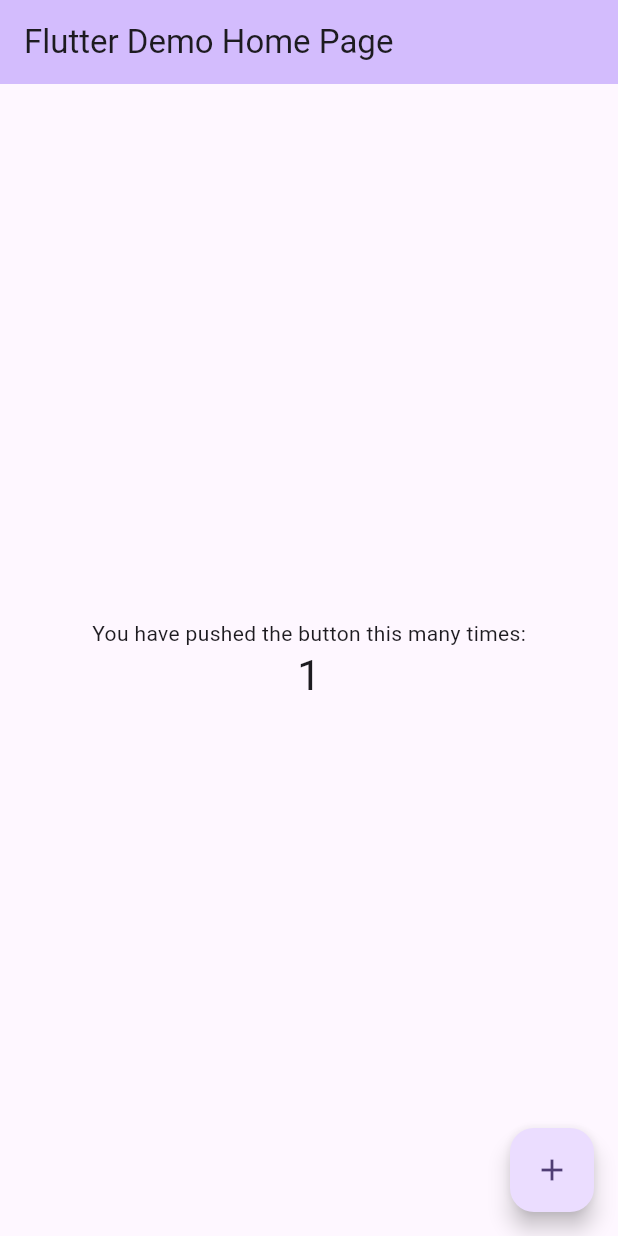
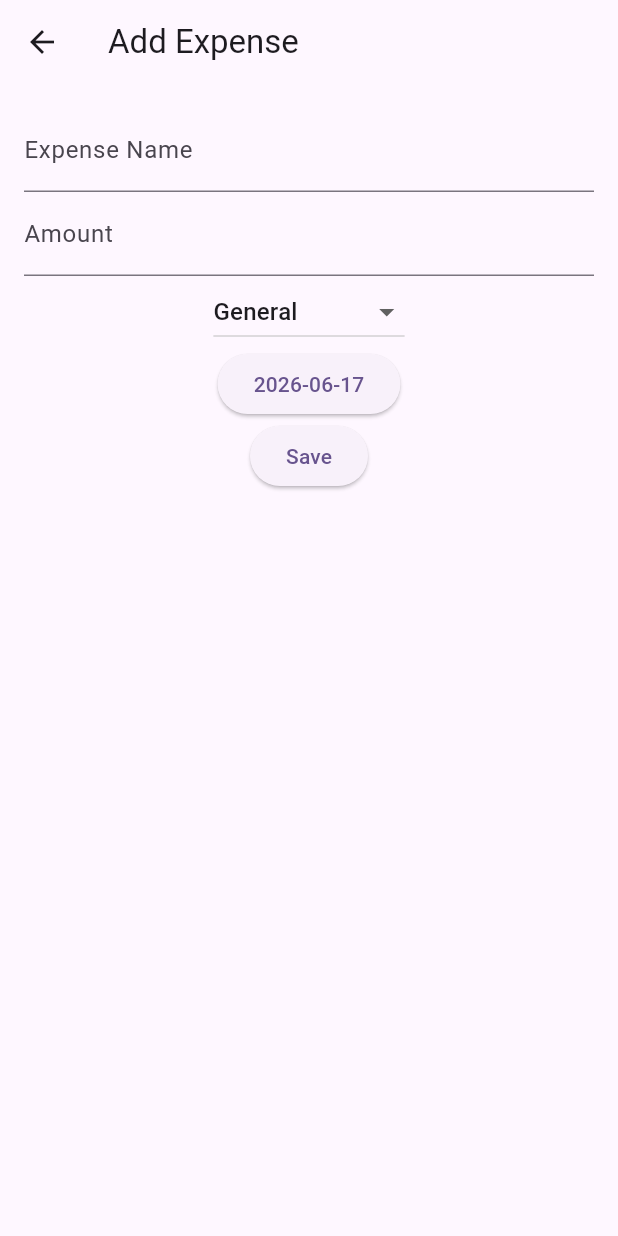
Before and after one commit to JhonataVini/flutter_application_learning, a Flutter app: the screen it shows after launch, after a tap on the "add" icon, on a phone screen of 412 x 824 dp. Run offline on Flutter 3.47's test engine with Material 3 defaults, Android fonts, the phone set to English and light mode, and no system bars; our stand-ins replace sqflite; accounts and stored records are empty.

Commit message:
App creation for tracking expenses with flutter and dart version 1.0

```diff
--- a/lib/main.dart
+++ b/lib/main.dart
@@ -1,7 +1,15 @@
 import 'package:flutter/material.dart';
+import 'package:provider/provider.dart';
+import 'providers/expense_provider.dart';
+import 'screens/home_screen.dart';
 
 void main() {
-  runApp(const MyApp());
+  runApp(
+    ChangeNotifierProvider(
+      create: (_) => ExpenseProvider(),
+      child: const MyApp(),
+    ),
+  );
 }
 
 class MyApp extends StatelessWidget {
@@ -11,7 +19,8 @@ class MyApp extends StatelessWidget {
   @override
   Widget build(BuildContext context) {
     return MaterialApp(
-      title: 'Flutter Demo',
+      title: 'Expenser Tracker',
+      debugShowCheckedModeBanner: false,
       theme: ThemeData(
         // This is the theme of your application.
         //
@@ -30,93 +39,7 @@ class MyApp extends StatelessWidget {
         // tested with just a hot reload.
         colorScheme: .fromSeed(seedColor: Colors.deepPurple),
       ),
-      home: const MyHomePage(title: 'Flutter Demo Home Page'),
+      home: HomeScreen(),
     );
   }
 }
-
-class MyHomePage extends StatefulWidget {
-  const MyHomePage({super.key, required this.title});
-
-  // This widget is the home page of your application. It is stateful, meaning
-  // that it has a State object (defined below) that contains fields that affect
-  // how it looks.
-
-  // This class is the configuration for the state. It holds the values (in this
-  // case the title) provided by the parent (in this case the App widget) and
-  // used by the build method of the State. Fields in a Widget subclass are
-  // always marked "final".
-
-  final String title;
-
-  @override
-  State<MyHomePage> createState() => _MyHomePageState();
-}
-
-class _MyHomePageState extends State<MyHomePage> {
-  int _counter = 0;
-
-  void _incrementCounter() {
-    setState(() {
-      // This call to setState tells the Flutter framework that something has
-      // changed in this State, which causes it to rerun the build method below
-      // so that the display can reflect the updated values. If we changed
-      // _counter without calling setState(), then the build method would not be
-      // called again, and so nothing would appear to happen.
-      _counter++;
-    });
-  }
-
-  @override
-  Widget build(BuildContext context) {
-    // This method is rerun every time setState is called, for instance as done
-    // by the _incrementCounter method above.
-    //
-    // The Flutter framework has been optimized to make rerunning build methods
-    // fast, so that you can just rebuild anything that needs updating rather
-    // than having to individually change instances of widgets.
-    return Scaffold(
-      appBar: AppBar(
-        // TRY THIS: Try changing the color here to a specific color (to
-        // Colors.amber, perhaps?) and trigger a hot reload to see the AppBar
-        // change color while the other colors stay the same.
-        backgroundColor: Theme.of(context).colorScheme.inversePrimary,
-        // Here we take the value from the MyHomePage object that was created by
-        // the App.build method, and use it to set our appbar title.
-        title: Text(widget.title),
-      ),
-      body: Center(
-        // Center is a layout widget. It takes a single child and positions it
-        // in the middle of the parent.
-        child: Column(
-          // Column is also a layout widget. It takes a list of children and
-          // arranges them vertically. By default, it sizes itself to fit its
-          // children horizontally, and tries to be as tall as its parent.
-          //
-          // Column has various properties to control how it sizes itself and
-          // how it positions its children. Here we use mainAxisAlignment to
-          // center the children vertically; the main axis here is the vertical
-          // axis because Columns are vertical (the cross axis would be
-          // horizontal).
-          //
-          // TRY THIS: Invoke "debug painting" (choose the "Toggle Debug Paint"
-          // action in the IDE, or press "p" in the console), to see the
-          // wireframe for each widget.
-          mainAxisAlignment: .center,
-          children: [
-            const Text('You have pushed the button this many times:'),
-            Text(
-              '$_counter',
-              style: Theme.of(context).textTheme.headlineMedium,
-            ),
-          ],
-        ),
-      ),
-      floatingActionButton: FloatingActionButton(
-        onPressed: _incrementCounter,
-        tooltip: 'Increment',
-        child: const Icon(Icons.add),
-      ),
-    );
-  }
-}
--- /dev/null
+++ b/lib/models/expense.dart
@@ -0,0 +1,35 @@
+class Expense {
+  final int? id;
+  final String title;
+  final double amount;
+  final String category;
+  final DateTime date;
+
+  Expense({
+    this.id,
+    required this.title,
+    required this.amount,
+    required this.category,
+    required this.date,
+  });
+
+  Map<String, dynamic> toMap() {
+    return {
+      'id': id,
+      'title': title,
+      'amount': amount,
+      'category': category,
+      'date': date.toIso8601String(),
+    };
+  }
+
+  factory Expense.fromMap(Map<String, dynamic> map) {
+    return Expense(
+      id: map['id'],
+      title: map['title'],
+      amount: map['amount'],
+      category: map['category'],
+      date: DateTime.parse(map['date']),
+    );
+  }
+}
--- /dev/null
+++ b/lib/providers/expense_provider.dart
@@ -0,0 +1,23 @@
+import 'package:flutter/material.dart';
+import '../models/expense.dart';
+
+class ExpenseProvider extends ChangeNotifier {
+  final List<Expense> _expenses = [];
+
+  List<Expense> get expenses => _expenses;
+
+  void addExpense(Expense expense) {
+    _expenses.add(expense);
+    notifyListeners();
+  }
+
+  void deleteExpense(int index) {
+    _expenses.removeAt(index);
+    notifyListeners();
+  }
+
+  void updateExpense(int index, Expense updatedExpense) {
+    _expenses[index] = updatedExpense;
+    notifyListeners();
+  }
+}
--- /dev/null
+++ b/lib/screens/add_expense.dart
@@ -0,0 +1,128 @@
+import 'package:flutter/material.dart';
+import 'package:provider/provider.dart';
+
+import '../models/expense.dart';
+import '../providers/expense_provider.dart';
+
+class AddExpenseScreen extends StatefulWidget {
+  const AddExpenseScreen({super.key});
+
+  @override
+  State<AddExpenseScreen> createState() =>
+      _AddExpenseScreenState();
+}
+
+String selectedCategory = "General";
+final categories = [
+  "General",
+  "Food",
+  "Transport",
+  "Bills",
+  "Entertainment",
+  "Shopping",
+];
+DateTime selectedDate = DateTime.now();
+
+class _AddExpenseScreenState
+    extends State<AddExpenseScreen> {
+
+  final titleController =
+      TextEditingController();
+
+  final amountController =
+      TextEditingController();
+
+  @override
+  Widget build(BuildContext context) {
+
+    return Scaffold(
+      appBar: AppBar(
+        title: const Text("Add Expense"),
+      ),
+
+      body: Padding(
+        padding: const EdgeInsets.all(16),
+
+        child: Column(
+          children: [
+
+            TextField(
+              controller: titleController,
+              decoration: const InputDecoration(
+                labelText: "Expense Name",
+              ),
+            ),
+
+            TextField(
+              controller: amountController,
+              keyboardType: TextInputType.number,
+              decoration: const InputDecoration(
+                labelText: "Amount",
+              ),
+            ),
+
+            DropdownButton<String>(
+              value: selectedCategory,
+              items: categories.map((category) {
+                return DropdownMenuItem<String>(
+                  value: category,
+                  child: Text(category),
+                );
+              }).toList(),
+              onChanged: (value) {
+                setState(() {
+                  selectedCategory = value!;
+                });
+              },
+            ),
+            ElevatedButton(
+              onPressed: () async {
+
+                final picked =
+                    await showDatePicker(
+                  context: context,
+                  firstDate:
+                      DateTime(2020),
+                  lastDate:
+                      DateTime(2100),
+                  initialDate:
+                      selectedDate,
+                );
+
+                if (picked != null) {
+                  setState(() {
+                    selectedDate = picked;
+                  });
+                }
+              },
+              child: Text(
+                selectedDate
+                    .toString()
+                    .split(" ")[0],
+              ),
+            ),
+            ElevatedButton(
+              onPressed: () {
+                final expense = Expense(
+                title: titleController.text,
+                amount: double.parse(
+                         amountController.text,
+                        ),
+                category: selectedCategory,
+                 date: selectedDate,
+                );
+
+                context
+                    .read<ExpenseProvider>()
+                    .addExpense(expense);
+
+                Navigator.pop(context);
+              },
+              child: const Text("Save"),
+            ),
+          ],
+        ),
+      ),
+    );
+  }
+}
--- /dev/null
+++ b/lib/screens/home_screen.dart
@@ -0,0 +1,130 @@
+import 'package:flutter/material.dart';
+import 'package:flutter_application_learning/models/expense.dart';
+import 'package:flutter_application_learning/screens/edit_expsense.dart';
+import 'package:provider/provider.dart';
+import 'add_expense.dart';
+import '../providers/expense_provider.dart';
+
+class HomeScreen extends StatelessWidget {
+  const HomeScreen({super.key});
+
+  @override
+  Widget build(BuildContext context) {
+
+    final expenses =
+        context.watch<ExpenseProvider>().expenses;
+
+    double totalExpenses = expenses.fold(0, (sum, expense) => sum + expense.amount,
+        );
+    return Scaffold(
+      appBar: AppBar(
+        title: const Text('Expense Tracker'),
+        actions: [
+          IconButton(
+            icon: const Icon(Icons.search),
+            onPressed: () {
+              // Implement search functionality here
+            },
+          ),
+        ],
+      ),
+      body: Column(
+  children: [
+
+    Card(
+      margin: const EdgeInsets.all(12),
+      child: ListTile(
+        title: const Text(
+          "Total Expenses",
+        ),
+        subtitle: Text(
+          "€$totalExpenses",
+        ),
+      ),
+    ),
+
+    Expanded(
+      child: ListView.builder(
+        itemCount: expenses.length,
+        itemBuilder: (context, index) {
+
+          final expense =
+              expenses[index];
+
+            return ListTile(
+              title: Text(expense.title),
+              subtitle: Text(expense.category),
+              trailing: Row(
+                mainAxisSize: MainAxisSize.min,
+                children: [
+
+                  Text("€${expense.amount}"),
+
+                  IconButton(
+                      icon: const Icon(Icons.edit),
+
+                      onPressed: () async {
+
+                        final result =
+                            await Navigator.push(
+                          context,
+                          MaterialPageRoute(
+                            builder: (_) =>
+                                EditExpenseScreen(
+                              expense: expense,
+                            ),
+                          ),
+                        );
+
+                        if (result != null) {
+
+                          final updatedExpense =
+                              Expense(
+                                title: result["title"],
+                                amount: result["amount"],
+                                category: expense.category,
+                                date: expense.date,
+                                );
+
+                          // ignore: use_build_context_synchronously
+                          context
+                              .read<ExpenseProvider>()
+                              .updateExpense(
+                                index,
+                                updatedExpense,
+                              );
+                        }
+                      },
+                    ),
+
+                  IconButton(
+                    icon: const Icon(Icons.delete),
+                    onPressed: () {
+
+                      context
+                          .read<ExpenseProvider>()
+                          .deleteExpense(index);
+                    },
+                  ),
+                ],
+              ),
+            );
+        },
+      ),
+    ),
+  ],
+),
+  floatingActionButton: FloatingActionButton(
+    onPressed: () {
+      Navigator.push(
+        context,
+        MaterialPageRoute(
+          builder: (_) => AddExpenseScreen(),
+        ),
+      );
+    },
+    child: const Icon(Icons.add),
+  ),
+    );
+  }
+}
--- a/pubspec.yaml
+++ b/pubspec.yaml
@@ -34,6 +34,11 @@ dependencies:
   # The following adds the Cupertino Icons font to your application.
   # Use with the CupertinoIcons class for iOS style icons.
   cupertino_icons: ^1.0.8
+  provider: ^6.1.5+1
+  sqflite: ^2.4.3
+  path: ^1.9.1
+  intl: ^0.20.2
+  fl_chart: ^1.2.0
 
 dev_dependencies:
   flutter_test:
```
Also changed, not shown: lib/screens/edit_expsense.dart (added, +88 -0 lines), lib/services/database_service.dart (added, +78 -0 lines), lib/widgets/expense_chart.dart (added), lib/widgets/expense_tile.dart (added), lib/widgets/summary_card.dart (added), pubspec.lock, 2 other files.
